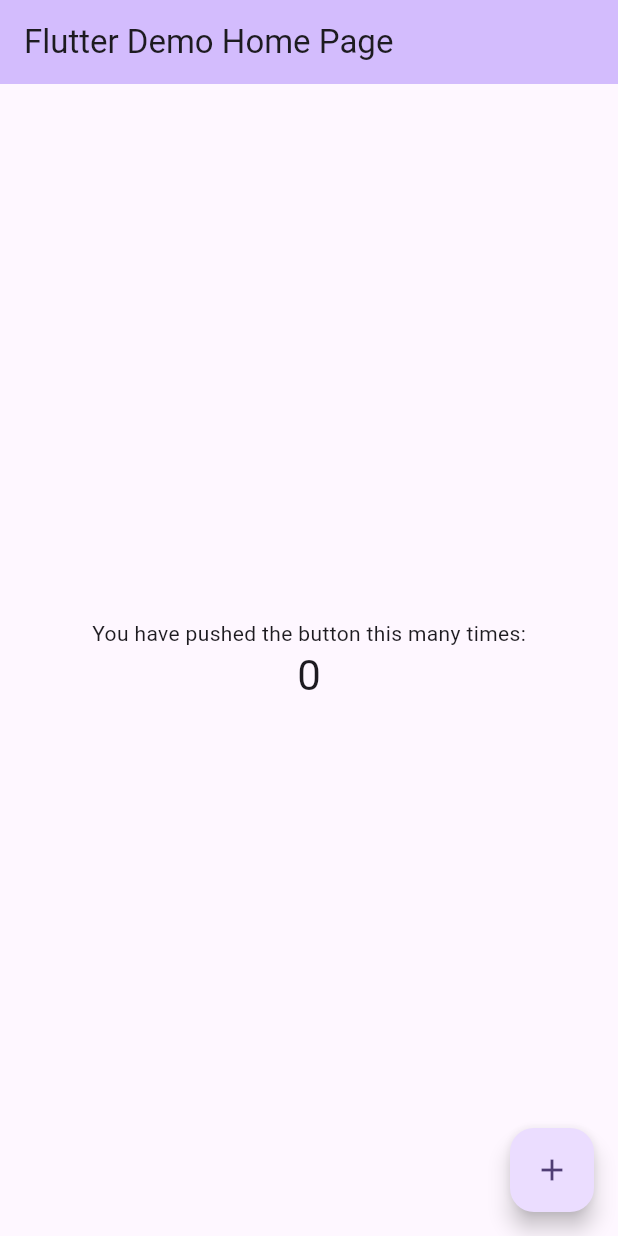
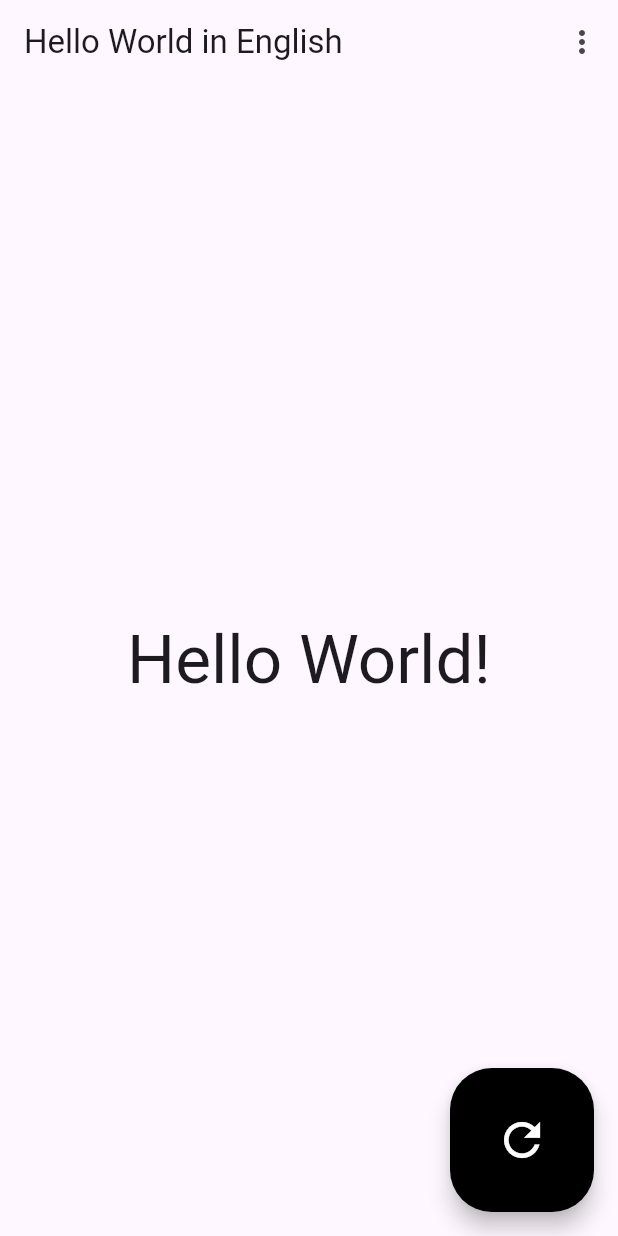
Before and after one commit to Hellogramming/hello_world_plus, a Flutter app: the screen it shows after launch, on a phone screen of 412 x 824 dp. Run offline on Flutter 3.47's test engine with Material 3 defaults, Android fonts, the phone set to English and light mode, and no system bars.

Commit message:
Start building the app
Add the home screen and the messages list

```diff
--- /dev/null
+++ b/lib/hello_world_message.dart
@@ -0,0 +1,10 @@
+class HelloWorldMessage {
+  const HelloWorldMessage(
+    this.language,
+    this.message,
+  );
+
+  final String language;
+
+  final String message;
+}
--- /dev/null
+++ b/lib/hello_world_messages.dart
@@ -0,0 +1,81 @@
+import 'package:hello_world_plus/hello_world_message.dart';
+
+const List<HelloWorldMessage> helloWorldMessages = <HelloWorldMessage>[
+  HelloWorldMessage('English', 'Hello World!'),
+  HelloWorldMessage('Afrikaans', 'Hallo, wêreld!'),
+  HelloWorldMessage('Albanian', 'Pershëndetje Botë'),
+  HelloWorldMessage('Arabic', 'أهلاً بالعالم'),
+  HelloWorldMessage('Armenian', 'Բարե՛ւ, աշխարհ։'),
+  HelloWorldMessage('Azeri', 'Salam Dünya'),
+  HelloWorldMessage('Czech', 'Ahoj Světe!'),
+  HelloWorldMessage('Basque', 'Kaixo mundua!'),
+  HelloWorldMessage('Belarusian', 'Прывітанне свет'),
+  HelloWorldMessage('Bemba', 'Shani Mwechalo!'),
+  HelloWorldMessage('Bengali', 'Shagatam Prithivi!'),
+  HelloWorldMessage('Bosnian', 'Zdravo Svijete!'),
+  HelloWorldMessage('Bulgarian', 'Здравей, свят!'),
+  HelloWorldMessage('Cambodian', 'ជំរាបសួរ ពិភពលោក'),
+  HelloWorldMessage('Catalan', 'Hola món!'),
+  HelloWorldMessage('Chinese', '你好世界'),
+  HelloWorldMessage('Cherokee', 'ᎣᏏᏲ ᎡᎶᎯ'),
+  HelloWorldMessage('Chinook Wawa', 'Klahowya Hayas Klaska'),
+  HelloWorldMessage('Croatian', 'Bok Svijete!'),
+  HelloWorldMessage('Danish', 'Hej, Verden!'),
+  HelloWorldMessage('Dutch', 'Hallo, wereld!'),
+  HelloWorldMessage('Esperanto', 'Saluton mondo!'),
+  HelloWorldMessage('Estonian', 'Tere maailm!'),
+  HelloWorldMessage('Finnish', 'Hei maailma!'),
+  HelloWorldMessage('French', 'Salut le Monde!'),
+  HelloWorldMessage('Frisian', 'Hallo, wrâld!'),
+  HelloWorldMessage('Galician', 'Ola mundo!'),
+  HelloWorldMessage('German', 'Hallo Welt!'),
+  HelloWorldMessage('Greek', 'Γεια σου κόσμε!'),
+  HelloWorldMessage('Hawaiian', 'Aloha Honua'),
+  HelloWorldMessage('Hebrew', 'שלום עולם'),
+  HelloWorldMessage('Hindi', 'नमस्ते दुनिया'),
+  HelloWorldMessage('Hmong', 'Nyob zoo ntiaj teb.'),
+  HelloWorldMessage('Hungarian', 'Helló világ!'),
+  HelloWorldMessage('Icelandic', 'Halló heimur!'),
+  HelloWorldMessage('Igbo', 'Ndewo Ụwa'),
+  HelloWorldMessage('Indonesian', 'Halo Dunia!'),
+  HelloWorldMessage('Irish', 'Dia dhaoibh, a dhomhain!'),
+  HelloWorldMessage('Italian', 'Ciao Mondo!'),
+  HelloWorldMessage('Japanese', 'こんにちは、 世界！'),
+  HelloWorldMessage('Kannada', 'ಹಲೋ ವರ್ಲ್ಡ್'),
+  HelloWorldMessage('Kiswahili', 'Habari dunia!'),
+  HelloWorldMessage('Kikuyu', 'Niatia thi!'),
+  HelloWorldMessage('Klingon', 'nuqneH'),
+  HelloWorldMessage('Korean', '반갑다 세상아'),
+  HelloWorldMessage('Lao', 'ສະບາຍດີ,ໂລກ'),
+  HelloWorldMessage('Latin', 'AVE MVNDE'),
+  HelloWorldMessage('Latvian', 'Sveika, Pasaule!'),
+  HelloWorldMessage('Lithuanian', 'Sveikas, Pasauli'),
+  HelloWorldMessage('Lojban', 'coi li terdi'),
+  HelloWorldMessage('Luxembourgish', 'Moien Welt!'),
+  HelloWorldMessage('Malagasy', 'Manao ahoana ry tany!'),
+  HelloWorldMessage('Malayalam', 'Namaskaram, lokame'),
+  HelloWorldMessage('Maltese', 'Merhba lid-dinja'),
+  HelloWorldMessage('Norwegian', 'Hallo verden!'),
+  HelloWorldMessage('Persian', '!سلام دنیا'),
+  HelloWorldMessage('Polish', 'Witaj świecie!'),
+  HelloWorldMessage('Portuguese', 'Olá, mundo!'),
+  HelloWorldMessage('Punjabi', 'ਸਤਿ ਸ੍ਰੀ ਅਕਾਲ ਦੁਨਿਆ'),
+  HelloWorldMessage('Romanian', 'Salut lume!'),
+  HelloWorldMessage('Russian', 'Здравствуй, мир!'),
+  HelloWorldMessage('Serbian', 'Zdravo Svete!'),
+  HelloWorldMessage('Slovak', 'Ahoj, svet!'),
+  HelloWorldMessage('Slovenian', 'Pozdravljen svet!'),
+  HelloWorldMessage('Spanish', '¡Hola mundo!'),
+  HelloWorldMessage('Swedish', 'Hejsan världen!'),
+  HelloWorldMessage('Tagalog', 'Kamusta mundo!'),
+  HelloWorldMessage('Tamil', 'ஹலோ உலகம்'),
+  HelloWorldMessage('Telugu', 'హలో వరల్డ్'),
+  HelloWorldMessage('Thai', 'สวัสดีโลก!'),
+  HelloWorldMessage('Turkish', 'Merhaba Dünya!'),
+  HelloWorldMessage('Ukrainian', 'Привiт, свiте!'),
+  HelloWorldMessage('Urdu', 'ہیلو دنیا والو'),
+  HelloWorldMessage('Vietnamese', 'Xin chào thế giới'),
+  HelloWorldMessage('Welsh', 'S\'mae byd!'),
+  HelloWorldMessage('Yiddish', 'העלא וועלט'),
+  HelloWorldMessage('Zulu', 'Sawubona Mhlaba'),
+];
--- /dev/null
+++ b/lib/home_screen.dart
@@ -0,0 +1,93 @@
+import 'dart:math';
+import 'package:flutter/material.dart';
+
+import 'hello_world_messages.dart';
+import 'strings.dart' as strings;
+
+class HomeScreen extends StatefulWidget {
+  const HomeScreen({super.key});
+
+  @override
+  State<HomeScreen> createState() => _HomeScreenState();
+}
+
+class _HomeScreenState extends State<HomeScreen> {
+  final Random _random = Random();
+
+  int _messageIndex = 0;
+
+  @override
+  Widget build(BuildContext context) {
+    return Scaffold(
+      appBar: _AppBar(
+        language: helloWorldMessages[_messageIndex].language,
+        // onAction: ,
+      ),
+      body: Padding(
+        padding: const EdgeInsets.all(16.0),
+        child: Center(
+          child: Text(
+            helloWorldMessages[_messageIndex].message,
+            style: Theme.of(context).textTheme.displayMedium,
+            textAlign: TextAlign.center,
+          ),
+        ),
+      ),
+      floatingActionButton: FloatingActionButton.large(
+        onPressed: () {
+          setState(() {
+            _messageIndex = _random.nextInt(helloWorldMessages.length);
+          });
+        },
+        tooltip: 'New Message',
+        child: const Icon(Icons.refresh),
+      ),
+    );
+  }
+}
+
+/// Enum that defines the actions of the app bar.
+enum _AppBarActions {
+  viewSource,
+  about,
+}
+
+/// The app bar of the recursive routing screen.
+class _AppBar extends StatelessWidget implements PreferredSizeWidget {
+  const _AppBar({
+    super.key, // ignore: unused_element
+    required this.language,
+    this.onAction,
+  });
+
+  /// The language of the current Hello World message.
+  final String language;
+
+  /// The callback that is called when an app bar action is pressed.
+  final void Function(_AppBarActions action)? onAction;
+
+  @override
+  Widget build(BuildContext context) {
+    return AppBar(
+      title: Text(strings.homeScreenTitle(language)),
+      actions: <Widget>[
+        PopupMenuButton<_AppBarActions>(
+          onSelected: onAction,
+          itemBuilder: (_) => [
+            const PopupMenuItem(
+              value: _AppBarActions.viewSource,
+              child: Text(strings.viewSourceMenuItem),
+            ),
+            const PopupMenuItem(
+              value: _AppBarActions.about,
+              child: Text(strings.aboutMenuItem),
+            ),
+          ],
+        ),
+      ],
+    );
+  }
+
+  @override
+  Size get preferredSize => const Size.fromHeight(kToolbarHeight);
+}
--- a/lib/main.dart
+++ b/lib/main.dart
@@ -1,4 +1,6 @@
 import 'package:flutter/material.dart';
+
+import 'home_screen.dart';
 
 void main() {
   runApp(const MyApp());
@@ -11,115 +13,15 @@ class MyApp extends StatelessWidget {
   @override
   Widget build(BuildContext context) {
     return MaterialApp(
+      debugShowCheckedModeBanner: false,
       title: 'Flutter Demo',
-      theme: ThemeData(
-        // This is the theme of your application.
-        //
-        // TRY THIS: Try running your application with "flutter run". You'll see
-        // the application has a purple toolbar. Then, without quitting the app,
-        // try changing the seedColor in the colorScheme below to Colors.green
-        // and then invoke "hot reload" (save your changes or press the "hot
-        // reload" button in a Flutter-supported IDE, or press "r" if you used
-        // the command line to start the app).
-        //
-        // Notice that the counter didn't reset back to zero; the application
-        // state is not lost during the reload. To reset the state, use hot
-        // restart instead.
-        //
-        // This works for code too, not just values: Most code changes can be
-        // tested with just a hot reload.
-        colorScheme: ColorScheme.fromSeed(seedColor: Colors.deepPurple),
-        useMaterial3: true,
+      theme: ThemeData.light().copyWith(
+        floatingActionButtonTheme: const FloatingActionButtonThemeData(
+          backgroundColor: Colors.black,
+          foregroundColor: Colors.white,
+        ),
       ),
-      home: const MyHomePage(title: 'Flutter Demo Home Page'),
+      home: const HomeScreen(),
     );
   }
 }
-
-class MyHomePage extends StatefulWidget {
-  const MyHomePage({super.key, required this.title});
-
-  // This widget is the home page of your application. It is stateful, meaning
-  // that it has a State object (defined below) that contains fields that affect
-  // how it looks.
-
-  // This class is the configuration for the state. It holds the values (in this
-  // case the title) provided by the parent (in this case the App widget) and
-  // used by the build method of the State. Fields in a Widget subclass are
-  // always marked "final".
-
-  final String title;
-
-  @override
-  State<MyHomePage> createState() => _MyHomePageState();
-}
-
-class _MyHomePageState extends State<MyHomePage> {
-  int _counter = 0;
-
-  void _incrementCounter() {
-    setState(() {
-      // This call to setState tells the Flutter framework that something has
-      // changed in this State, which causes it to rerun the build method below
-      // so that the display can reflect the updated values. If we changed
-      // _counter without calling setState(), then the build method would not be
-      // called again, and so nothing would appear to happen.
-      _counter++;
-    });
-  }
-
-  @override
-  Widget build(BuildContext context) {
-    // This method is rerun every time setState is called, for instance as done
-    // by the _incrementCounter method above.
-    //
-    // The Flutter framework has been optimized to make rerunning build methods
-    // fast, so that you can just rebuild anything that needs updating rather
-    // than having to individually change instances of widgets.
-    return Scaffold(
-      appBar: AppBar(
-        // TRY THIS: Try changing the color here to a specific color (to
-        // Colors.amber, perhaps?) and trigger a hot reload to see the AppBar
-        // change color while the other colors stay the same.
-        backgroundColor: Theme.of(context).colorScheme.inversePrimary,
-        // Here we take the value from the MyHomePage object that was created by
-        // the App.build method, and use it to set our appbar title.
-        title: Text(widget.title),
-      ),
-      body: Center(
-        // Center is a layout widget. It takes a single child and positions it
-        // in the middle of the parent.
-        child: Column(
-          // Column is also a layout widget. It takes a list of children and
-          // arranges them vertically. By default, it sizes itself to fit its
-          // children horizontally, and tries to be as tall as its parent.
-          //
-          // Column has various properties to control how it sizes itself and
-          // how it positions its children. Here we use mainAxisAlignment to
-          // center the children vertically; the main axis here is the vertical
-          // axis because Columns are vertical (the cross axis would be
-          // horizontal).
-          //
-          // TRY THIS: Invoke "debug painting" (choose the "Toggle Debug Paint"
-          // action in the IDE, or press "p" in the console), to see the
-          // wireframe for each widget.
-          mainAxisAlignment: MainAxisAlignment.center,
-          children: <Widget>[
-            const Text(
-              'You have pushed the button this many times:',
-            ),
-            Text(
-              '$_counter',
-              style: Theme.of(context).textTheme.headlineMedium,
-            ),
-          ],
-        ),
-      ),
-      floatingActionButton: FloatingActionButton(
-        onPressed: _incrementCounter,
-        tooltip: 'Increment',
-        child: const Icon(Icons.add),
-      ), // This trailing comma makes auto-formatting nicer for build methods.
-    );
-  }
-}
--- /dev/null
+++ b/lib/strings.dart
@@ -0,0 +1,12 @@
+// Copyright 2020-2024 Hellogramming. All rights reserved.
+// Use of this source code is governed by an MIT-style
+// license that can be found in the LICENSE file or at
+// https://hellogramming.com/flutter_experiments/license/.
+
+/// Application wide UI string constants.
+library;
+
+const String appName = 'Hello, World! Plus';
+String homeScreenTitle(String language) => 'Hello World in $language';
+const String viewSourceMenuItem = 'View source code';
+const String aboutMenuItem = 'About these experiments';
```
